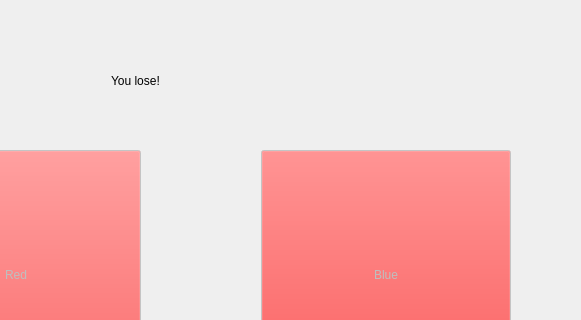
First picture: the form in mainwindow.ui, repository sdutson/SimonGame, before the edit; both pictures show x 219 to 800 and y 0 to 320 of the 800 by 600 pixel window.
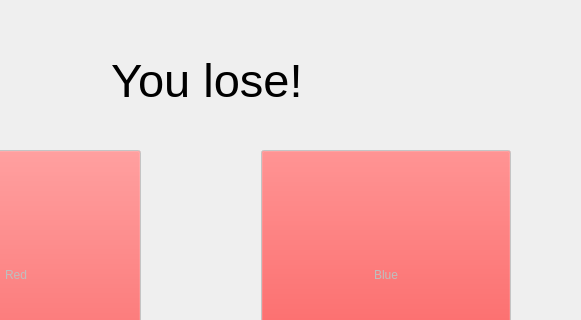
Second picture: the form after the edit.

Commit message: Updates 'Lose message' font size.

```diff
--- a/mainwindow.ui
+++ b/mainwindow.ui
@@ -164,6 +164,11 @@
       <height>101</height>
      </rect>
     </property>
+    <property name="font">
+     <font>
+      <pointsize>35</pointsize>
+     </font>
+    </property>
     <property name="text">
      <string>You lose!</string>
     </property>
```
